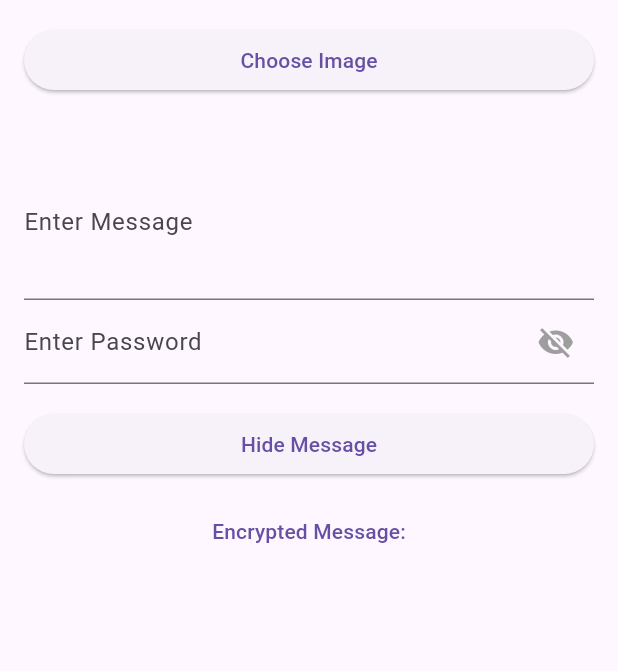
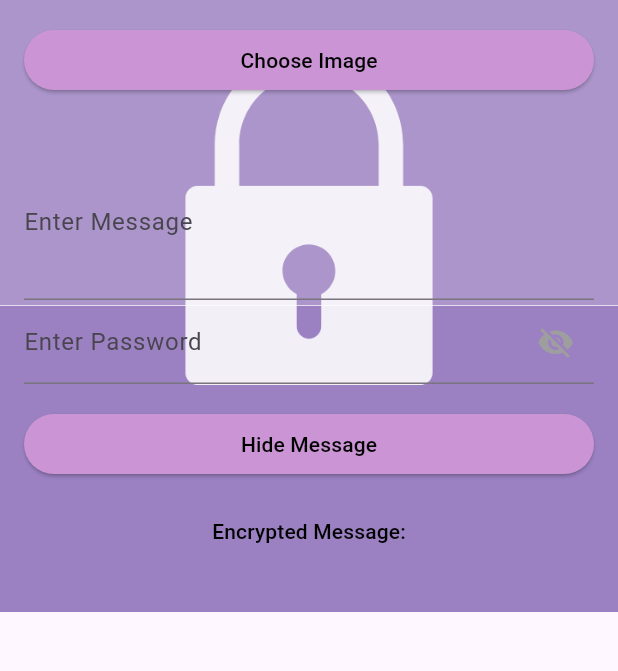
Before and after one commit to devanilarassati/stegLock, a Flutter app: the screen it shows after launch, after a tap on "Encode", on a phone screen of 412 x 824 dp, the part 84-755 px from its top. Run offline on Flutter 3.47's test engine with Material 3 defaults, Android fonts, the phone set to English and light mode, and no system bars; our stand-ins replace file_picker, image_picker, permission_handler; missing offline and left inert: external_path, igodo, steganograph.

```diff
--- a/lib/pages/encode_page.dart
+++ b/lib/pages/encode_page.dart
@@ -14,12 +14,14 @@ class EncodePage extends StatefulWidget {
   _EncodePageState createState() => _EncodePageState();
 }
 
+
 class _EncodePageState extends State<EncodePage> {
   File? _imageFile;
   bool _passwordVisible = false;
   String _encryptedMessage = "";
   final TextEditingController _messageController = TextEditingController();
   final TextEditingController _passwordController = TextEditingController();
+  final Set<String> usedKeys = {};
 
   @override
   Widget build(BuildContext context) {
@@ -27,7 +29,14 @@ class _EncodePageState extends State<EncodePage> {
       appBar: AppBar(
         title: Text('Steganography'),
       ),
-      body: Expanded(
+      body: Container(
+        decoration: BoxDecoration(
+          image: DecorationImage(
+            image: AssetImage("assets/BG STEGLOCK_1.png"), // Ganti dengan path ke gambar latar belakang
+            fit: BoxFit.cover, // Atur sesuai kebutuhan, misalnya BoxFit.fill
+          ),
+        ),
+            child: Expanded(
         child: SingleChildScrollView(
           child: Padding(
             padding: const EdgeInsets.all(16.0),
@@ -36,7 +45,12 @@ class _EncodePageState extends State<EncodePage> {
               children: [
                 ElevatedButton(
                   onPressed: () => _pickImage(ImageSource.gallery),
-                  child: Text('Choose Image'),
+                  style: ElevatedButton.styleFrom(
+                    primary: Color.fromARGB(255, 203, 148, 212), // Ganti dengan warna ungu yang diinginkan
+                  ),
+                  child: Text('Choose Image', style: TextStyle(
+                  color: Colors.black, // Ganti dengan warna teks yang diinginkan
+                ),),
                 ),
                 SizedBox(height: 16),
                 _imageFile != null
@@ -81,21 +95,28 @@ class _EncodePageState extends State<EncodePage> {
                 SizedBox(height: 16),
                 ElevatedButton(
                   onPressed: _hideMessage,
-                  child: Text('Hide Message'),
+                  style: ElevatedButton.styleFrom(
+                    primary: Color.fromARGB(255, 203, 148, 212), // Ganti dengan warna ungu yang diinginkan
+                  ),
+                  child: Text('Hide Message', style: TextStyle(
+                  color: Colors.black, // Ganti dengan warna teks yang diinginkan
+                ),),
                 ),
                 SizedBox(height: 16),
                 TextButton(
                   onPressed: () {
                     Clipboard.setData(ClipboardData(text: _encryptedMessage));
                   },
-                  child: Text('Encrypted Message:\n${_encryptedMessage}'),
+                  child: Text('Encrypted Message:\n${_encryptedMessage}', style: TextStyle(
+                  color: Colors.black, // Ganti dengan warna teks yang diinginkan
+                ),),
                 ),
               ],
             ),
           ),
         ),
       ),
-    );
+    ));
   }
 
   Future<void> _pickImage(ImageSource source) async {
@@ -103,7 +124,7 @@ class _EncodePageState extends State<EncodePage> {
     final pickedFile = await FilePicker.platform.pickFiles(
       type: FileType.custom,
       allowMultiple: false,
-      allowedExtensions: ['png', 'jpeg', 'jpg'],
+      allowedExtensions: ['png'],
     );
 
     if (pickedFile != null) {
@@ -117,6 +138,22 @@ class _EncodePageState extends State<EncodePage> {
 
   Future<void> _hideMessage() async {
     if (_imageFile == null) {
+      return;
+    }
+
+  // Validate the character length of messages and passwords
+  if (_messageController.text.length != _passwordController.text.length) {
+    Util.showInfoDialog(context, "Message and password must have the same length.", () {});
+    return;
+  }
+
+  if (usedKeys.contains(_passwordController.text)) {
+      Util.showInfoDialog(context, "Password can only be used once.", () {});
+      return;
+    }
+
+  if (_passwordController.text.toLowerCase() == _messageController.text.toLowerCase()) {
+      Util.showInfoDialog(context, "Password cannot contain the same word as the message.", () {});
       return;
     }
 
@@ -141,6 +178,10 @@ class _EncodePageState extends State<EncodePage> {
           Igodo.encrypt(_messageController.text, _passwordController.text);
     });
 
+
+  // Tambahkan kunci ke dalam daftar kunci yang telah digunakan
+    usedKeys.add(_passwordController.text);
+
     Util.showInfoDialog(
         context, "Steganography file saved in Downloads directory.", () {});
   }
--- a/lib/pages/home_page.dart
+++ b/lib/pages/home_page.dart
@@ -22,14 +22,15 @@ class _HomePageState extends State<HomePage> {
   Widget build(BuildContext context) {
     return Scaffold(
       appBar: AppBar(
+        backgroundColor: Color.fromARGB(255, 203, 148, 212),
         title: Row(
           children: [
-            Image.asset(
-              'assets/ICON STEGLOCK.png',  // Sesuaikan dengan path ikon Anda
-              height: 60,  // Sesuaikan dengan ukuran yang diinginkan
-              width: 60,
+            Icon(
+              Icons.lock,
+              color: Colors.white,
+              size: 32,
             ),
-            SizedBox(width: 8), // Jarak antara ikon dan teks
+            SizedBox(width: 8),
             Text('StegLock'),
           ],
         ),
@@ -37,7 +38,7 @@ class _HomePageState extends State<HomePage> {
       body: Container(
         decoration: BoxDecoration(
           image: DecorationImage(
-            image: AssetImage('assets/BG STEGLOCK3.png'), // Ganti dengan path gambar yang sesuai
+            image: AssetImage('assets/BG STEGLOCK3.png'),
             fit: BoxFit.cover,
           ),
         ),
@@ -53,7 +54,12 @@ class _HomePageState extends State<HomePage> {
                     MaterialPageRoute(builder: (context) => EncodePage()),
                   );
                 },
-                child: Text('Encode'),
+                style: ElevatedButton.styleFrom(
+                primary: Color.fromARGB(255, 203, 148, 212), // Ganti dengan warna ungu yang diinginkan
+              ),
+                child: Text('Encode', style: TextStyle(
+                  color: Colors.black, // Ganti dengan warna teks yang diinginkan
+                ),),
               ),
               SizedBox(height: 20),
               ElevatedButton(
@@ -63,7 +69,12 @@ class _HomePageState extends State<HomePage> {
                     MaterialPageRoute(builder: (context) => DecodePage()),
                   );
                 },
-                child: Text('Decode'),
+                style: ElevatedButton.styleFrom(
+                  primary: Color.fromARGB(255, 203, 148, 212), // Ganti dengan warna ungu yang diinginkan
+                ),
+                child: Text('Decode', style: TextStyle(
+                  color: Colors.black, // Ganti dengan warna teks yang diinginkan
+                ),),
               ),
             ],
           ),
```
Also changed, not shown: lib/pages/decode_page.dart (+17 -4 lines), pubspec.yaml (+12 -4 lines), assets/BG STEGLOCK.png (deleted), assets/BG STEGLOCK2.png (deleted), assets/BG STEGLOCK_1.png (added), assets/ICON STEGLOCK.png (deleted), assets/ICON STEGLOCK2.png (deleted), assets/LOGO.png (added), pubspec.lock, 28 other files.
